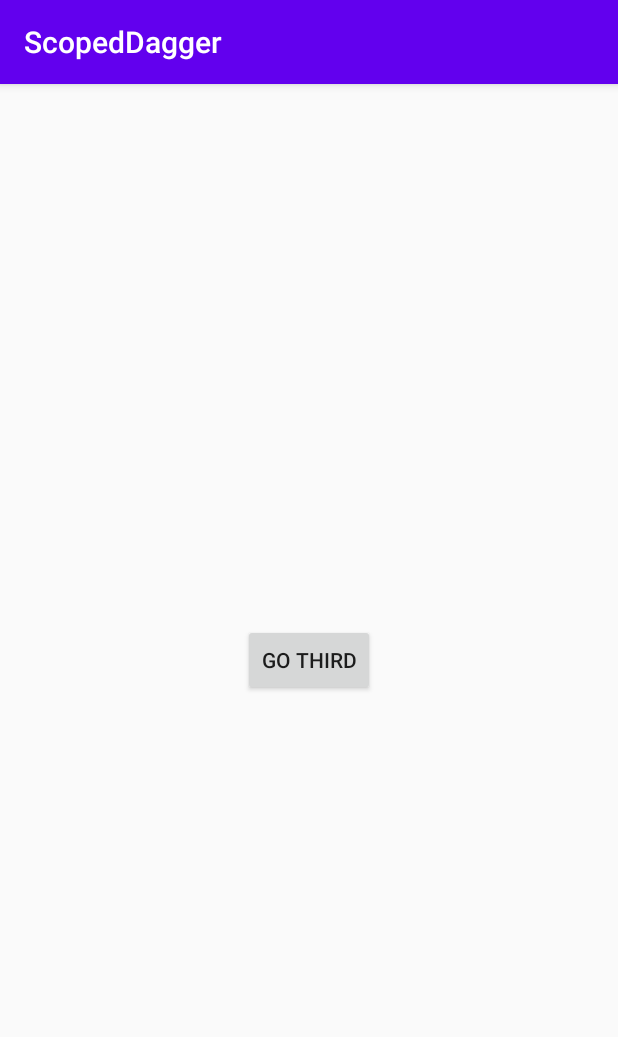
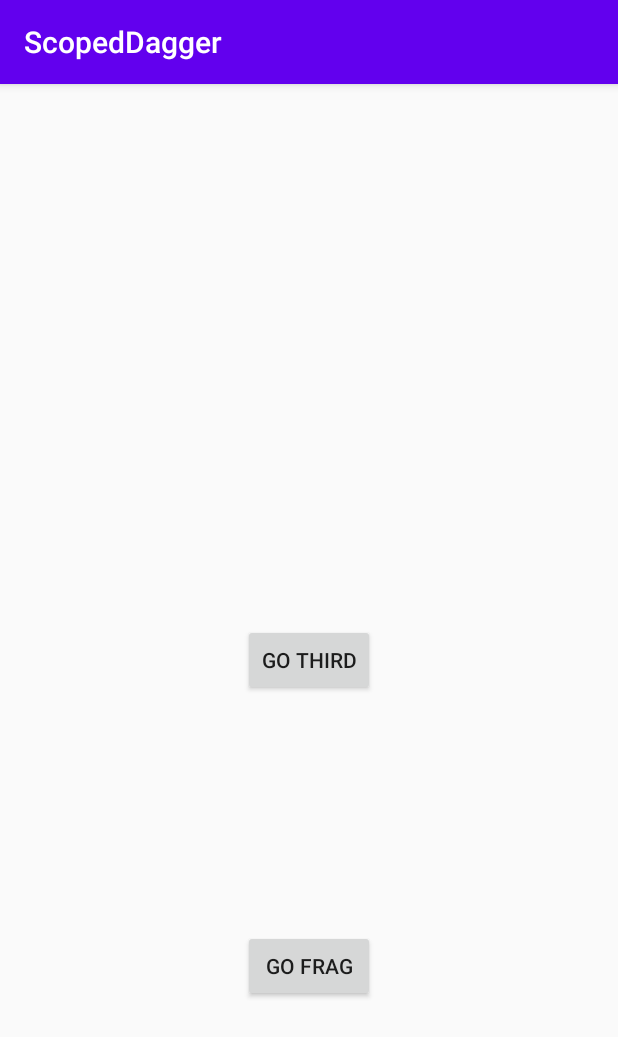
Before and after one commit to diousk/ScopedWithDagger, an Android app: the SecondActivity screen opened directly, with no data from a screen before it, on a phone screen of 412 x 824 dp. Shown: the top 1037 px of the screen. Run offline under Robolectric (Android 15) with nearby library versions, the phone set to English and light mode, and no system bars; our stand-ins replace Dagger/Hilt's generated code, Timber.

Commit message:
refine scope and add fragment

```diff
--- a/app/src/main/java/com/diousk/scopeddagger/App.kt
+++ b/app/src/main/java/com/diousk/scopeddagger/App.kt
@@ -15,6 +15,7 @@ class App : DaggerApplication() {
     override fun onCreate() {
         super.onCreate()
         Timber.plant(Timber.DebugTree())
+        Timber.d("androidInjector() = ${androidInjector()}")
     }
 
     override fun applicationInjector(): AndroidInjector<out DaggerApplication> {
--- /dev/null
+++ b/app/src/main/java/com/diousk/scopeddagger/DaggerSessionActivity.kt
@@ -0,0 +1,23 @@
+package com.diousk.scopeddagger
+
+import android.os.Bundle
+import androidx.appcompat.app.AppCompatActivity
+import dagger.android.AndroidInjector
+import dagger.android.DispatchingAndroidInjector
+import dagger.android.HasAndroidInjector
+import javax.inject.Inject
+
+abstract class DaggerSessionActivity : AppCompatActivity(), HasAndroidInjector {
+    @Inject
+    lateinit var androidInjector: DispatchingAndroidInjector<Any>
+
+    override fun onCreate(savedInstanceState: Bundle?) {
+        val sessionManager = (application as App).appComponent.sessionManager()
+        sessionManager.userComponent?.injector()?.inject(this)
+        super.onCreate(savedInstanceState)
+    }
+
+    override fun androidInjector(): AndroidInjector<Any> {
+        return androidInjector
+    }
+}
--- a/app/src/main/java/com/diousk/scopeddagger/SecondActivity.kt
+++ b/app/src/main/java/com/diousk/scopeddagger/SecondActivity.kt
@@ -3,27 +3,32 @@ package com.diousk.scopeddagger
 import android.content.Intent
 import android.os.Bundle
 import androidx.appcompat.app.AppCompatActivity
+import androidx.fragment.app.add
 import com.diousk.scopeddagger.deps.UserPrefs
 import kotlinx.android.synthetic.main.activity_second.*
 import timber.log.Timber
 import javax.inject.Inject
 
-class SecondActivity : AppCompatActivity() {
+class SecondActivity : DaggerSessionActivity() {
 
     @Inject
     lateinit var userPrefs: UserPrefs
 
     override fun onCreate(savedInstanceState: Bundle?) {
-        val sessionManager = (application as App).appComponent.sessionManager()
-        sessionManager.userComponent?.injector()?.inject(this)
-        Timber.d("sessionManager = $sessionManager")
-        Timber.d("userPrefs = $userPrefs")
-
         super.onCreate(savedInstanceState)
         setContentView(R.layout.activity_second)
+
+        Timber.d("userPrefs = $userPrefs")
 
         btnGoThird.setOnClickListener {
             startActivity(Intent(this, ThirdActivity::class.java))
         }
+
+        btnGoFrag.setOnClickListener {
+            supportFragmentManager.beginTransaction()
+                .add<SecondFragment>(R.id.container)
+                .addToBackStack(null)
+                .commit()
+        }
     }
 }
--- a/app/src/main/java/com/diousk/scopeddagger/di/user/UserComponent.kt
+++ b/app/src/main/java/com/diousk/scopeddagger/di/user/UserComponent.kt
@@ -1,6 +1,5 @@
 package com.diousk.scopeddagger.di.user
 
-import android.app.Activity
 import com.diousk.scopeddagger.di.scope.LoggedUserScope
 import dagger.Subcomponent
 import dagger.android.DispatchingAndroidInjector
@@ -13,5 +12,5 @@ interface UserComponent {
         fun create(): UserComponent
     }
 
-    fun injector(): DispatchingAndroidInjector<Activity>
+    fun injector(): DispatchingAndroidInjector<Any>
 }
--- a/app/src/main/res/layout/activity_second.xml
+++ b/app/src/main/res/layout/activity_second.xml
@@ -1,7 +1,10 @@
 <?xml version="1.0" encoding="utf-8"?>
-<androidx.constraintlayout.widget.ConstraintLayout xmlns:android="http://schemas.android.com/apk/res/android"
+<FrameLayout xmlns:android="http://schemas.android.com/apk/res/android"
     xmlns:app="http://schemas.android.com/apk/res-auto"
     xmlns:tools="http://schemas.android.com/tools"
+    android:layout_width="match_parent"
+    android:layout_height="match_parent">
+    <androidx.constraintlayout.widget.ConstraintLayout
         android:layout_width="match_parent"
         android:layout_height="match_parent"
         tools:context=".MainActivity">
@@ -16,4 +19,21 @@
             app:layout_constraintRight_toRightOf="parent"
             app:layout_constraintTop_toTopOf="parent" />
 
+        <Button
+            android:id="@+id/btnGoFrag"
+            android:layout_width="wrap_content"
+            android:layout_height="wrap_content"
+            android:text="Go Frag"
+            app:layout_constraintBottom_toBottomOf="parent"
+            app:layout_constraintLeft_toLeftOf="parent"
+            app:layout_constraintRight_toRightOf="parent"
+            app:layout_constraintTop_toBottomOf="@+id/btnGoThird" />
+
+
     </androidx.constraintlayout.widget.ConstraintLayout>
+
+    <androidx.fragment.app.FragmentContainerView
+        android:id="@+id/container"
+        android:layout_width="match_parent"
+        android:layout_height="match_parent"/>
+</FrameLayout>
```
Also changed, not shown: app/build.gradle (+15 -0 lines), app/src/main/java/com/diousk/scopeddagger/SecondFragment.kt (added, +34 -0 lines), app/src/main/java/com/diousk/scopeddagger/ThirdActivity.kt (+5 -8 lines), app/src/main/java/com/diousk/scopeddagger/di/user/UserActivityModule.kt (+8 -1 lines), app/src/main/res/layout/fragment_second.xml (added, +18 -0 lines). Lines whose indentation alone changed are shown as unchanged.
